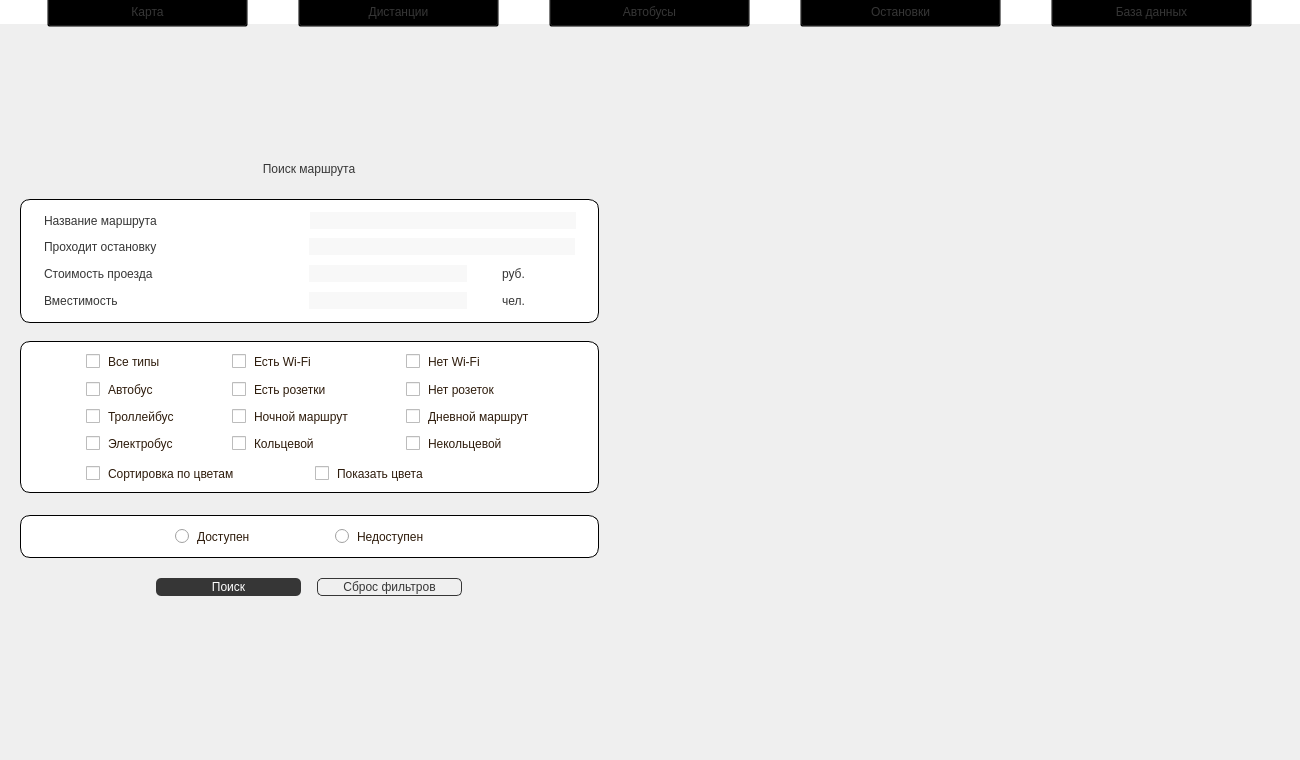
Above: qt/ui/mainwindow.ui from burakshaevn/qt-transport-catalogue before the change. Below: the same form after it.
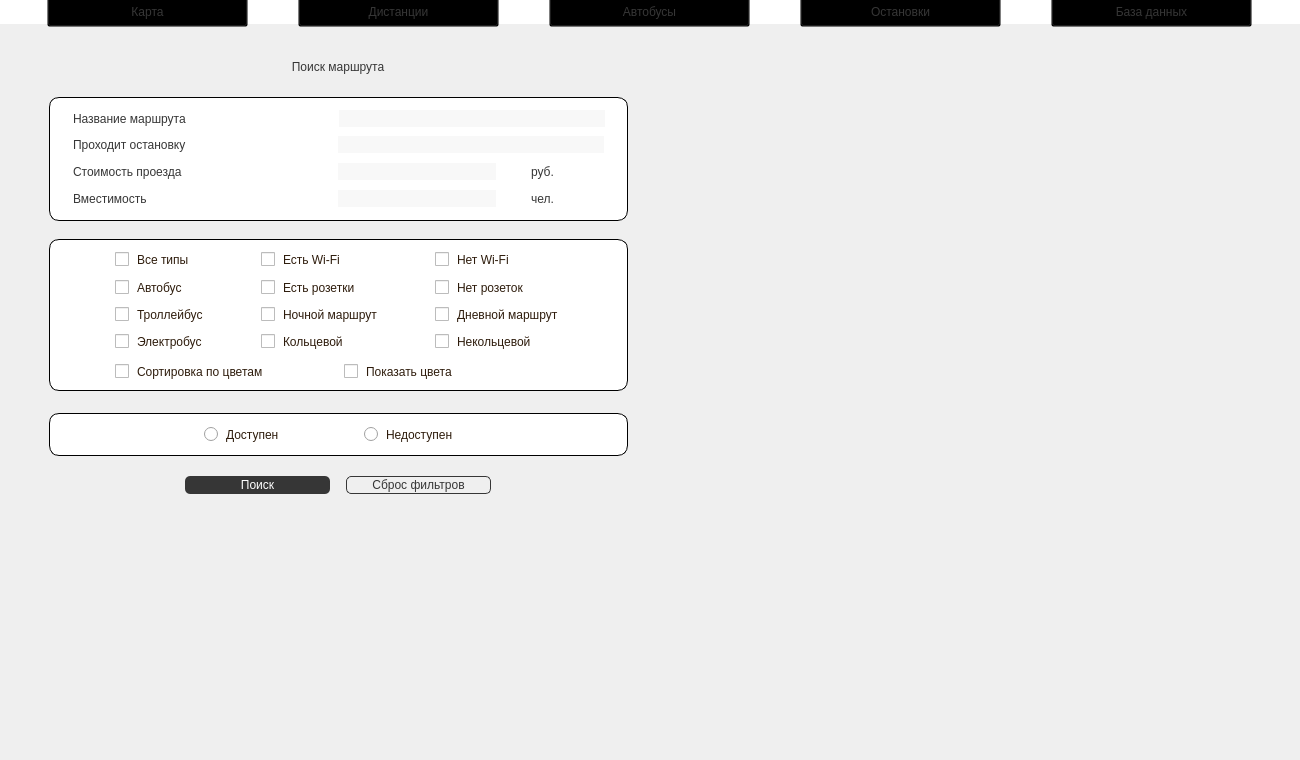
That is the form after the change. The open tabs and pages were chosen to show the change. Icons and pictures are not drawn.

Diff of the .ui file:
```diff
--- a/qt/ui/mainwindow.ui
+++ b/qt/ui/mainwindow.ui
@@ -751,8 +751,8 @@
      <widget class="QLabel" name="label_4">
       <property name="geometry">
        <rect>
-        <x>23</x>
-        <y>131</y>
+        <x>52</x>
+        <y>29</y>
         <width>572</width>
         <height>23</height>
        </rect>
@@ -773,8 +773,8 @@
      <widget class="QLabel" name="label_7">
       <property name="geometry">
        <rect>
-        <x>20</x>
-        <y>173</y>
+        <x>49</x>
+        <y>71</y>
         <width>579</width>
         <height>124</height>
        </rect>
@@ -793,8 +793,8 @@
      <widget class="QLabel" name="label_10">
       <property name="geometry">
        <rect>
-        <x>20</x>
-        <y>489</y>
+        <x>49</x>
+        <y>387</y>
         <width>579</width>
         <height>43</height>
        </rect>
@@ -813,9 +813,9 @@
      <widget class="QScrollArea" name="scrollArea">
       <property name="geometry">
        <rect>
-        <x>611</x>
+        <x>666</x>
         <y>9</y>
-        <width>671</width>
+        <width>570</width>
         <height>711</height>
        </rect>
       </property>
@@ -827,12 +827,15 @@
       <property name="widgetResizable">
        <bool>true</bool>
       </property>
+      <property name="alignment">
+       <set>Qt::AlignmentFlag::AlignHCenter|Qt::AlignmentFlag::AlignTop</set>
+      </property>
       <widget class="QWidget" name="scrollArea_buses">
        <property name="geometry">
         <rect>
          <x>0</x>
          <y>0</y>
-         <width>671</width>
+         <width>570</width>
          <height>711</height>
         </rect>
        </property>
@@ -841,8 +844,8 @@
      <widget class="QLineEdit" name="lineEdit_stopname">
       <property name="geometry">
        <rect>
-        <x>309</x>
-        <y>212</y>
+        <x>338</x>
+        <y>110</y>
         <width>266</width>
         <height>17</height>
        </rect>
@@ -858,8 +861,8 @@
      <widget class="QLineEdit" name="lineEdit_price">
       <property name="geometry">
        <rect>
-        <x>309</x>
-        <y>239</y>
+        <x>338</x>
+        <y>137</y>
         <width>158</width>
         <height>17</height>
        </rect>
@@ -875,8 +878,8 @@
      <widget class="QLineEdit" name="lineEdit_capacity">
       <property name="geometry">
        <rect>
-        <x>309</x>
-        <y>266</y>
+        <x>338</x>
+        <y>164</y>
         <width>158</width>
         <height>17</height>
        </rect>
@@ -892,8 +895,8 @@
      <widget class="QLabel" name="label_15">
       <property name="geometry">
        <rect>
-        <x>502</x>
-        <y>239</y>
+        <x>531</x>
+        <y>137</y>
         <width>40</width>
         <height>17</height>
        </rect>
@@ -911,8 +914,8 @@
      <widget class="QCheckBox" name="is_electrobus">
       <property name="geometry">
        <rect>
-        <x>76</x>
-        <y>409</y>
+        <x>105</x>
+        <y>307</y>
         <width>118</width>
         <height>17</height>
        </rect>
@@ -934,8 +937,8 @@
      <widget class="QCheckBox" name="is_autobus">
       <property name="geometry">
        <rect>
-        <x>76</x>
-        <y>355</y>
+        <x>105</x>
+        <y>253</y>
         <width>118</width>
         <height>17</height>
        </rect>
@@ -957,8 +960,8 @@
      <widget class="QCheckBox" name="is_trolleybus">
       <property name="geometry">
        <rect>
-        <x>76</x>
-        <y>382</y>
+        <x>105</x>
+        <y>280</y>
         <width>118</width>
         <height>17</height>
        </rect>
@@ -980,8 +983,8 @@
      <widget class="QCheckBox" name="has_wifi">
       <property name="geometry">
        <rect>
-        <x>222</x>
-        <y>327</y>
+        <x>251</x>
+        <y>225</y>
         <width>146</width>
         <height>17</height>
        </rect>
@@ -1003,8 +1006,8 @@
      <widget class="QCheckBox" name="has_sockets">
       <property name="geometry">
        <rect>
-        <x>222</x>
-        <y>355</y>
+        <x>251</x>
+        <y>253</y>
         <width>146</width>
         <height>17</height>
        </rect>
@@ -1026,8 +1029,8 @@
      <widget class="QCheckBox" name="is_night_route">
       <property name="geometry">
        <rect>
-        <x>222</x>
-        <y>382</y>
+        <x>251</x>
+        <y>280</y>
         <width>146</width>
         <height>17</height>
        </rect>
@@ -1049,8 +1052,8 @@
      <widget class="QPushButton" name="reset_all_filters">
       <property name="geometry">
        <rect>
-        <x>317</x>
-        <y>552</y>
+        <x>346</x>
+        <y>450</y>
         <width>145</width>
         <height>18</height>
        </rect>
@@ -1071,8 +1074,8 @@
      <widget class="QRadioButton" name="is_available">
       <property name="geometry">
        <rect>
-        <x>165</x>
-        <y>502</y>
+        <x>194</x>
+        <y>400</y>
         <width>118</width>
         <height>17</height>
        </rect>
@@ -1094,8 +1097,8 @@
      <widget class="QRadioButton" name="is_unavailable">
       <property name="geometry">
        <rect>
-        <x>325</x>
-        <y>502</y>
+        <x>354</x>
+        <y>400</y>
         <width>121</width>
         <height>17</height>
        </rect>
@@ -1117,8 +1120,8 @@
      <widget class="QPushButton" name="search_bus">
       <property name="geometry">
        <rect>
-        <x>156</x>
-        <y>552</y>
+        <x>185</x>
+        <y>450</y>
         <width>145</width>
         <height>18</height>
        </rect>
@@ -1138,8 +1141,8 @@
      <widget class="QLineEdit" name="lineEdit_busname">
       <property name="geometry">
        <rect>
-        <x>310</x>
-        <y>186</y>
+        <x>339</x>
+        <y>84</y>
         <width>266</width>
         <height>17</height>
        </rect>
@@ -1158,8 +1161,8 @@
      <widget class="QLabel" name="label_16">
       <property name="geometry">
        <rect>
-        <x>502</x>
-        <y>266</y>
+        <x>531</x>
+        <y>164</y>
         <width>40</width>
         <height>17</height>
        </rect>
@@ -1177,8 +1180,8 @@
      <widget class="QLabel" name="label_17">
       <property name="geometry">
        <rect>
-        <x>44</x>
-        <y>266</y>
+        <x>73</x>
+        <y>164</y>
         <width>261</width>
         <height>17</height>
        </rect>
@@ -1196,8 +1199,8 @@
      <widget class="QLabel" name="label_18">
       <property name="geometry">
        <rect>
-        <x>44</x>
-        <y>239</y>
+        <x>73</x>
+        <y>137</y>
         <width>261</width>
         <height>17</height>
        </rect>
@@ -1215,8 +1218,8 @@
      <widget class="QLabel" name="label_19">
       <property name="geometry">
        <rect>
-        <x>44</x>
-        <y>212</y>
+        <x>73</x>
+        <y>110</y>
         <width>261</width>
         <height>17</height>
        </rect>
@@ -1234,8 +1237,8 @@
      <widget class="QLabel" name="label_20">
       <property name="geometry">
        <rect>
-        <x>44</x>
-        <y>186</y>
+        <x>73</x>
+        <y>84</y>
         <width>261</width>
         <height>17</height>
        </rect>
@@ -1253,8 +1256,8 @@
      <widget class="QLabel" name="label_8">
       <property name="geometry">
        <rect>
-        <x>20</x>
-        <y>315</y>
+        <x>49</x>
+        <y>213</y>
         <width>579</width>
         <height>152</height>
        </rect>
@@ -1273,8 +1276,8 @@
      <widget class="QCheckBox" name="is_undefined">
       <property name="geometry">
        <rect>
-        <x>76</x>
-        <y>327</y>
+        <x>105</x>
+        <y>225</y>
         <width>118</width>
         <height>17</height>
        </rect>
@@ -1296,8 +1299,8 @@
      <widget class="QCheckBox" name="is_no_sockets">
       <property name="geometry">
        <rect>
-        <x>396</x>
-        <y>355</y>
+        <x>425</x>
+        <y>253</y>
         <width>146</width>
         <height>17</height>
        </rect>
@@ -1319,8 +1322,8 @@
      <widget class="QCheckBox" name="is_day_route">
       <property name="geometry">
        <rect>
-        <x>396</x>
-        <y>382</y>
+        <x>425</x>
+        <y>280</y>
         <width>153</width>
         <height>17</height>
        </rect>
@@ -1342,8 +1345,8 @@
      <widget class="QCheckBox" name="is_no_wifi">
       <property name="geometry">
        <rect>
-        <x>396</x>
-        <y>327</y>
+        <x>425</x>
+        <y>225</y>
         <width>146</width>
         <height>17</height>
        </rect>
@@ -1365,8 +1368,8 @@
      <widget class="QCheckBox" name="is_roundtrip">
       <property name="geometry">
        <rect>
-        <x>222</x>
-        <y>409</y>
+        <x>251</x>
+        <y>307</y>
         <width>146</width>
         <height>17</height>
        </rect>
@@ -1388,8 +1391,8 @@
      <widget class="QCheckBox" name="is_non_roundtrip">
       <property name="geometry">
        <rect>
-        <x>396</x>
-        <y>409</y>
+        <x>425</x>
+        <y>307</y>
         <width>146</width>
         <height>17</height>
        </rect>
@@ -1411,8 +1414,8 @@
      <widget class="QCheckBox" name="sort_by_color_index">
       <property name="geometry">
        <rect>
-        <x>76</x>
-        <y>439</y>
+        <x>105</x>
+        <y>337</y>
         <width>201</width>
         <height>17</height>
        </rect>
@@ -1434,8 +1437,8 @@
      <widget class="QCheckBox" name="show_colors">
       <property name="geometry">
        <rect>
-        <x>305</x>
-        <y>439</y>
+        <x>334</x>
+        <y>337</y>
         <width>146</width>
         <height>17</height>
        </rect>
```
Left out of the diff: 6 changed lines with no effect on the pictures.
